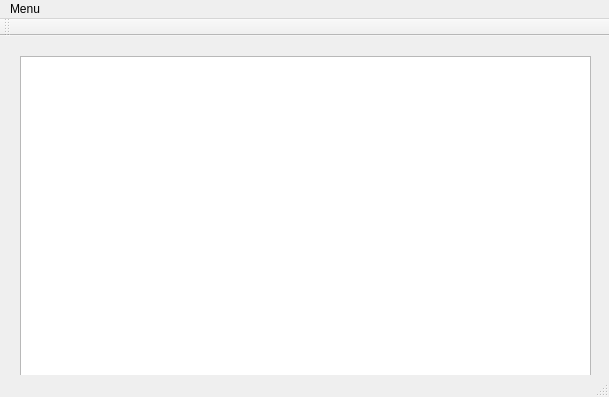
Qt form SymControl/mainwindow.ui (donut181/dyplom) before a commit.
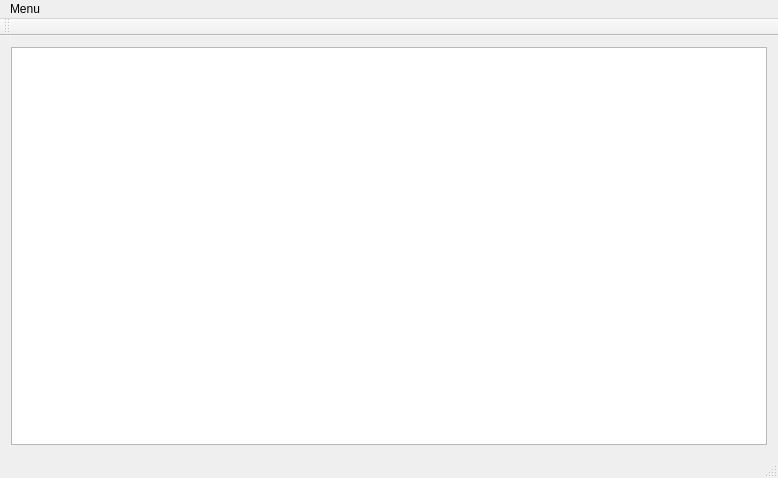
The same form after that commit.

Diff of the .ui file:
```diff
--- a/SymControl/mainwindow.ui
+++ b/SymControl/mainwindow.ui
@@ -6,31 +6,26 @@
    <rect>
     <x>0</x>
     <y>0</y>
-    <width>609</width>
-    <height>397</height>
+    <width>778</width>
+    <height>478</height>
    </rect>
   </property>
   <property name="windowTitle">
    <string>MainWindow</string>
   </property>
   <widget class="QWidget" name="centralWidget">
-   <widget class="QTextEdit" name="textEdit">
-    <property name="geometry">
-     <rect>
-      <x>20</x>
-      <y>20</y>
-      <width>571</width>
-      <height>321</height>
-     </rect>
-    </property>
-   </widget>
+   <layout class="QVBoxLayout" name="verticalLayout">
+    <item>
+     <widget class="QTableWidget" name="tableWidget"/>
+    </item>
+   </layout>
   </widget>
   <widget class="QMenuBar" name="menuBar">
    <property name="geometry">
     <rect>
      <x>0</x>
      <y>0</y>
-     <width>609</width>
+     <width>778</width>
      <height>20</height>
     </rect>
    </property>
```
